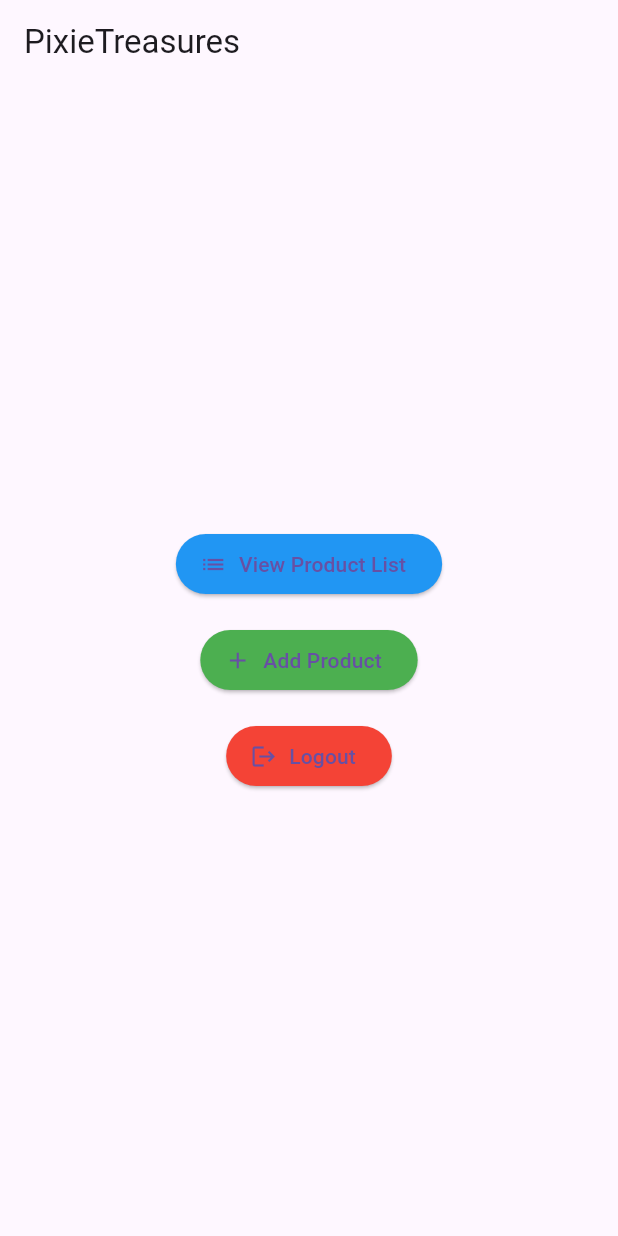
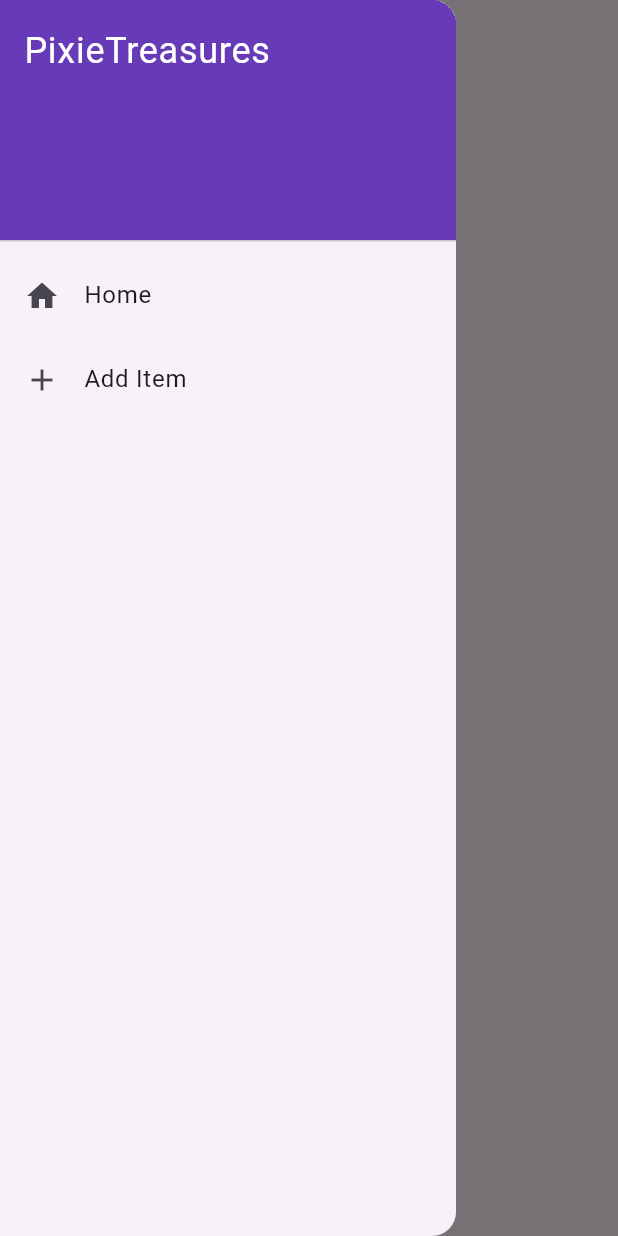
Before and after one commit to AndhikaNayakaAW/pixietreasures, a Flutter app: the screen it shows after launch, with the side drawer open (before the commit the screen has no drawer), on a phone screen of 412 x 824 dp. Run offline on Flutter 3.47's test engine with Material 3 defaults, Android fonts, the phone set to English and light mode, and no system bars.

Commit message:
Assignment 8

```diff
--- a/lib/main.dart
+++ b/lib/main.dart
@@ -1,4 +1,6 @@
 import 'package:flutter/material.dart';
+import 'screens/add_item_form.dart'; // Import the form page
+import 'widgets/drawer.dart';        // Import the drawer
 
 void main() {
   runApp(PixieTreasuresApp());
@@ -38,6 +40,7 @@ class MyHomePage extends StatelessWidget {
       appBar: AppBar(
         title: const Text('PixieTreasures'),
       ),
+      drawer: const AppDrawer(), // Add the drawer here
       body: Center(
         child: Column(
           mainAxisAlignment: MainAxisAlignment.center,
@@ -46,10 +49,20 @@ class MyHomePage extends StatelessWidget {
               padding: const EdgeInsets.all(8.0),
               child: ElevatedButton.icon(
                 style: ElevatedButton.styleFrom(
-                  backgroundColor: button.color, // Changed from `primary` to `backgroundColor`
+                  backgroundColor: button.color,
                 ),
                 onPressed: () {
-                  _showSnackbar(context, "You have pressed the ${button.text} button");
+                  if (button.text == "Add Product") {
+                    // Navigate to the AddItemFormPage
+                    Navigator.push(
+                      context,
+                      MaterialPageRoute(
+                          builder: (context) => const AddItemFormPage()),
+                    );
+                  } else {
+                    _showSnackbar(
+                        context, "You have pressed the ${button.text} button");
+                  }
                 },
                 icon: Icon(button.icon),
                 label: Text(button.text),
--- /dev/null
+++ b/lib/widgets/drawer.dart
@@ -0,0 +1,53 @@
+import 'package:flutter/material.dart';
+import '../main.dart';                // For MyHomePage
+import '../screens/add_item_form.dart'; // For AddItemFormPage
+
+class AppDrawer extends StatelessWidget {
+  const AppDrawer({Key? key}) : super(key: key);
+
+  @override
+  Widget build(BuildContext context) {
+    return Drawer(
+      child: ListView(
+        children: [
+          // Drawer Header
+          DrawerHeader(
+            decoration: BoxDecoration(
+              color: Colors.deepPurple,
+            ),
+            child: const Text(
+              'PixieTreasures',
+              style: TextStyle(
+                color: Colors.white,
+                fontSize: 24,
+              ),
+            ),
+          ),
+          // Home Option
+          ListTile(
+            leading: const Icon(Icons.home),
+            title: const Text('Home'),
+            onTap: () {
+              Navigator.pushReplacement(
+                context,
+                MaterialPageRoute(builder: (context) => MyHomePage()),
+              );
+            },
+          ),
+          // Add Item Option
+          ListTile(
+            leading: const Icon(Icons.add),
+            title: const Text('Add Item'),
+            onTap: () {
+              Navigator.pushReplacement(
+                context,
+                MaterialPageRoute(
+                    builder: (context) => const AddItemFormPage()),
+              );
+            },
+          ),
+        ],
+      ),
+    );
+  }
+}
```
Also changed, not shown: lib/screens/add_item_form.dart (added, +153 -0 lines), 1 other file.
